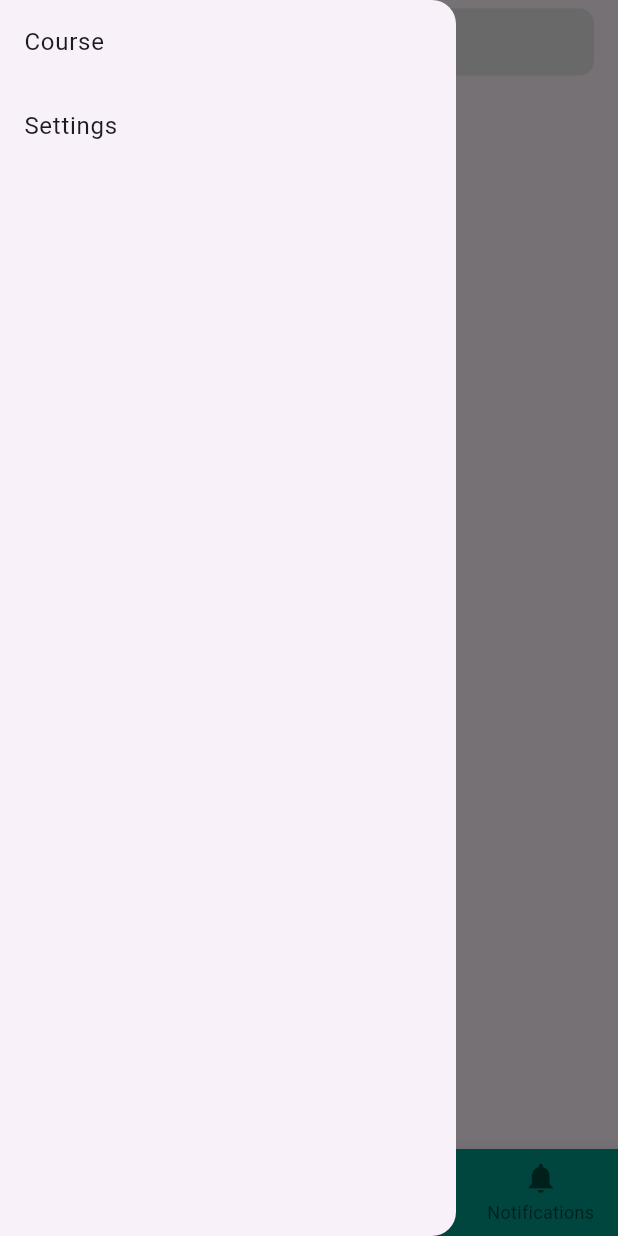
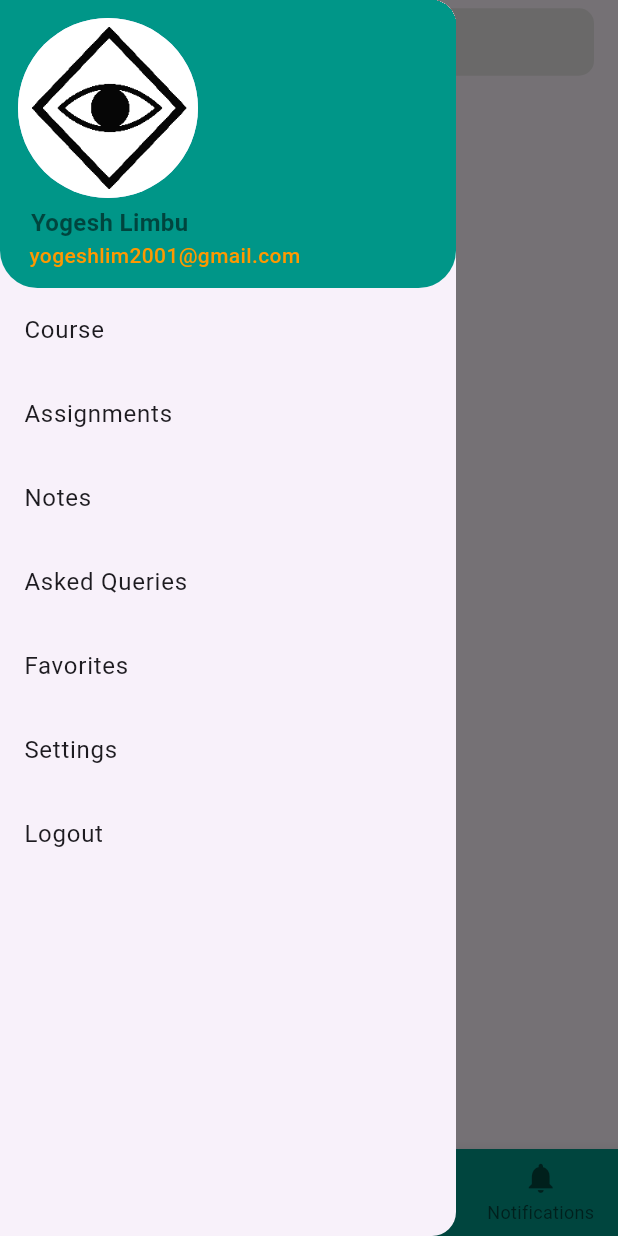
Before and after one commit to lim-yogesh2001/GyanSansar, a Flutter app: the screen it shows after launch, item 2 of the bottom bar chosen, with the side drawer open, on a phone screen of 412 x 824 dp. Run offline on Flutter 3.47's test engine with Material 2 defaults, Android fonts, the phone set to English and light mode, and no system bars; missing offline and left inert: flutter_portal; network calls fail.

Commit message:
drawer done

```diff
--- /dev/null
+++ b/lib/components/custom_drawer.dart
@@ -0,0 +1,83 @@
+
+import 'package:flutter/material.dart';
+
+class CustomDrawer extends StatelessWidget {
+  const CustomDrawer({
+    super.key,
+  });
+
+  @override
+  Widget build(BuildContext context) {
+    return Drawer(
+      child: ListView(
+        children: [
+          Container(
+            decoration: const BoxDecoration(
+                color: Colors.teal,
+                borderRadius: BorderRadius.only(
+                    bottomLeft: Radius.circular(25.0),
+                    bottomRight: Radius.circular(25.0))),
+            padding: const EdgeInsets.all(12.0),
+            child: const Column(
+              crossAxisAlignment: CrossAxisAlignment.start,
+              children: [
+                SizedBox(
+                  child: CircleAvatar(
+                    radius: 60.0,
+                    backgroundImage: AssetImage('assets/gyansansar_logo.png'),
+                  ),
+                ),
+                SizedBox(
+                  height: 5.0,
+                ),
+                Text(
+                  '  Yogesh Limbu',
+                  style: TextStyle(
+                      fontSize: 16.0,
+                      color: Colors.black54,
+                      fontWeight: FontWeight.bold),
+                ),
+                Text(
+                  '  yogeshlim2001@gmail.com',
+                  style: TextStyle(
+                    color: Colors.orange,
+                    fontSize: 14.0,
+                    fontWeight: FontWeight.w500,
+                  ),
+                ),
+              ],
+            ),
+          ),
+          ListTile(
+            onTap: () {},
+            title: const Text("Course"),
+          ),
+          ListTile(
+            onTap: (){},
+            title: const Text("Assignments"),
+          ),
+          ListTile(
+            onTap: (){},
+            title: const Text("Notes"),
+          ),
+          ListTile(
+            onTap: (){},
+            title: const Text("Asked Queries"),
+          ),
+          ListTile(
+            onTap: (){},
+            title: const Text("Favorites"),
+          ),
+          ListTile(
+            onTap: (){},
+            title: const Text("Settings"),
+          ),
+          ListTile(
+            onTap: (){},
+            title: const Text("Logout"),
+          )
+        ],
+      ),
+    );
+  }
+}
--- a/lib/components/staggered_widget_2.dart
+++ b/lib/components/staggered_widget_2.dart
@@ -11,7 +11,7 @@ class StaggeredGridWidget2 extends StatelessWidget {
 
   @override
   Widget build(BuildContext context) {
-    List<Widget> renderGridTile = gridItems
+    List<Widget> renderGridTiles = gridItems
         .map((value) => StaggeredGridTile.count(
             crossAxisCellCount: 1,
             mainAxisCellCount: 1.3,
@@ -26,7 +26,7 @@ class StaggeredGridWidget2 extends StatelessWidget {
     return StaggeredGrid.count(
       crossAxisCount: 2,
       crossAxisSpacing: 3.0,
-      children: renderGridTile
+      children: renderGridTiles
     );
   }
 }
--- a/lib/screens/tabs_screen.dart
+++ b/lib/screens/tabs_screen.dart
@@ -3,6 +3,7 @@ import './following.dart';
 import './home.dart';
 import './answer.dart';
 import './notifications.dart';
+import '../components/custom_drawer.dart';
 
 class TabScreen extends StatefulWidget {
   const TabScreen({Key? key}) : super(key: key);
@@ -33,21 +34,9 @@ class _TabScreenState extends State<TabScreen> {
     }
 
     return Scaffold(
-      drawer: Drawer(
-        child: ListView(
-          children: const [
-            ListTile(
-              title: Text("Course"),
-            ),
-             ListTile(
-              title: Text("Settings"),
-            )
-          ],
-        ),
-      ),
+      drawer: CustomDrawer(),
       appBar: AppBar(
-        title:  SizedBox(
-              // width: widget.isLoggedIn ? width * .84 : width * .7,
+        title: SizedBox(
           height: 45,
           child: TextField(
             style: const TextStyle(
@@ -72,8 +61,7 @@ class _TabScreenState extends State<TabScreen> {
             //   isLoggedIn: true,
             // )),
             Container(
-              height: MediaQuery.of(context).size.height,
-              child: activeScreen)
+                height: MediaQuery.of(context).size.height, child: activeScreen)
           ]),
         ),
       ),
```
Lines whose indentation alone changed are shown as unchanged.
